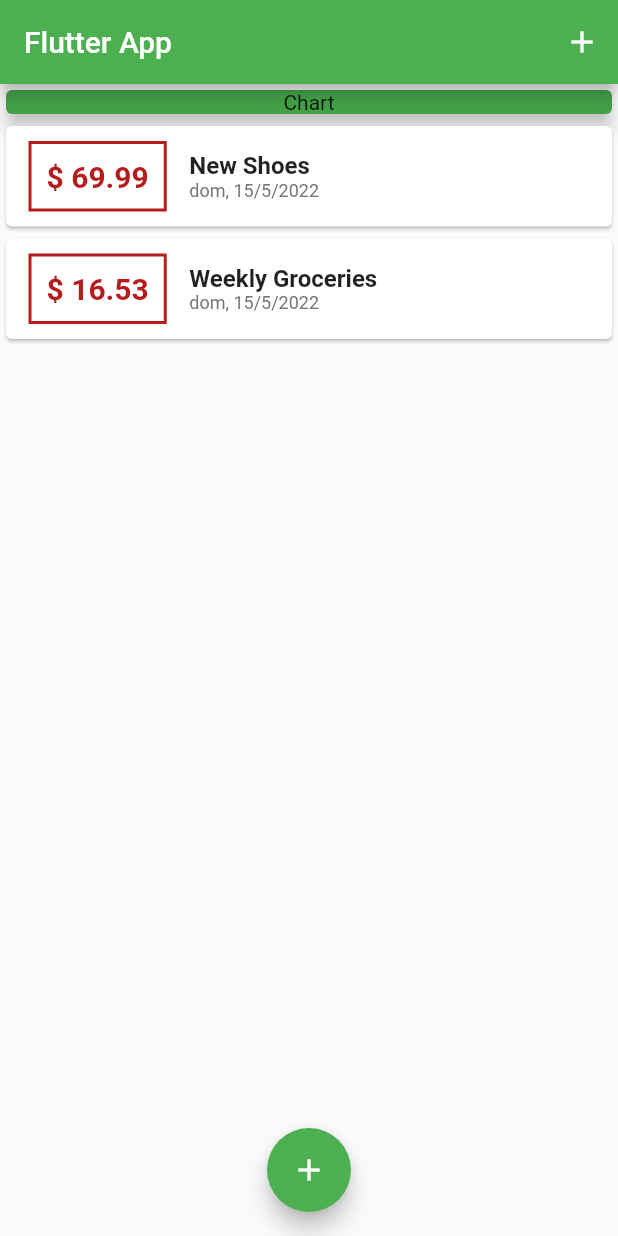
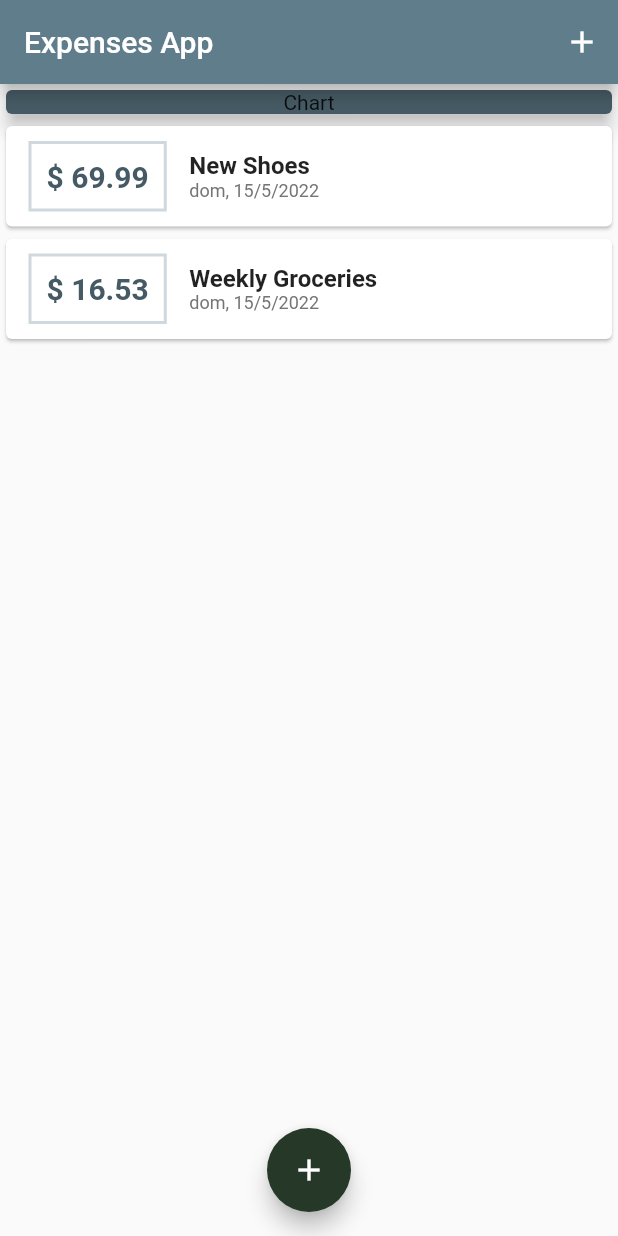
Before and after one commit to JesusMF23/expenses_app_1, a Flutter app: the screen it shows after launch, on a phone screen of 412 x 824 dp. Run offline on Flutter 3.47's test engine with Material 2 defaults, Android fonts, the phone set to English and light mode, and no system bars.

Commit message:
96. Configuring & Using Themes

```diff
--- a/expenses_app/lib/main.dart
+++ b/expenses_app/lib/main.dart
@@ -14,9 +14,24 @@ class MyApp extends StatelessWidget {
   @override
   Widget build(BuildContext context) {
     return MaterialApp(
-      title: 'Flutter Demo',
+      title: 'Expenses App',
       theme: ThemeData(
-        primarySwatch: Colors.green,
+        primarySwatch: Colors.blueGrey,
+        colorScheme: ColorScheme(
+          primary: Colors.blueGrey,
+          primaryContainer: Colors.blueGrey[800],
+          secondary: Color.fromARGB(255, 38, 56, 39),
+          secondaryContainer: Colors.blueGrey[900],
+          surface: Color.fromARGB(255, 38, 50, 56),
+          background: Color.fromARGB(255, 38, 50, 56),
+          error: Colors.red,
+          onPrimary: Colors.white,
+          onSecondary: Colors.white,
+          onSurface: Colors.white,
+          onBackground: Colors.white,
+          onError: Colors.white,
+          brightness: Brightness.light,
+        ),
       ),
       home: MyHomePage(),
     );
@@ -73,7 +88,7 @@ class _MyHomePageState extends State<MyHomePage> {
     //initialize locale formating
     return Scaffold(
       appBar: AppBar(
-        title: Text("Flutter App"),
+        title: Text("Expenses App"),
         actions: [
           IconButton(
               onPressed: () => _startAddNewTransaction(context),
@@ -91,7 +106,7 @@ class _MyHomePageState extends State<MyHomePage> {
                     "Chart",
                     textAlign: TextAlign.center,
                   ),
-                  color: Colors.green[600],
+                  color: Theme.of(context).primaryColorDark,
                   elevation: 5,
                   //double.infinity, to make the card as wide as the screen
                 ),
--- a/expenses_app/lib/widgets/transaction_list.dart
+++ b/expenses_app/lib/widgets/transaction_list.dart
@@ -30,12 +30,12 @@ class TransactionList extends StatelessWidget {
                       style: TextStyle(
                         fontSize: 20,
                         fontWeight: FontWeight.bold,
-                        color: Colors.red[900],
+                        color: Theme.of(context).primaryColorDark,
                       ),
                     ),
                     decoration: BoxDecoration(
                         border: Border.all(
-                      color: Color.fromARGB(255, 183, 28, 28),
+                      color: Theme.of(context).primaryColorLight,
                       width: 2,
                     )),
                     padding: EdgeInsets.all(10)),
```
